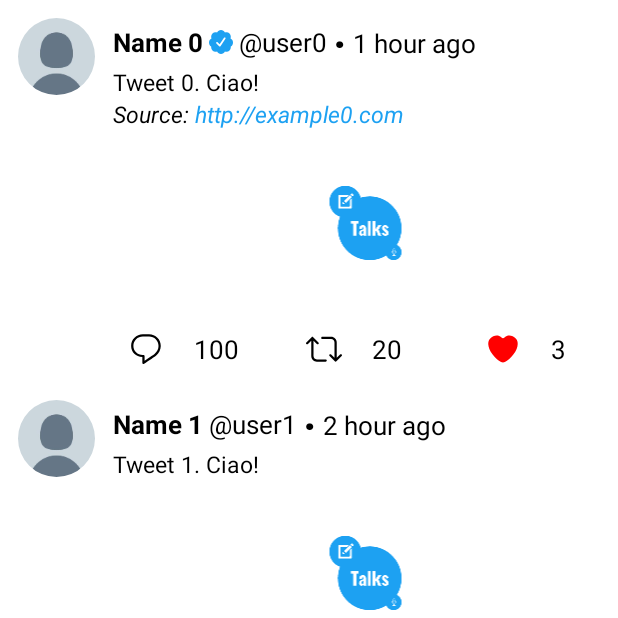
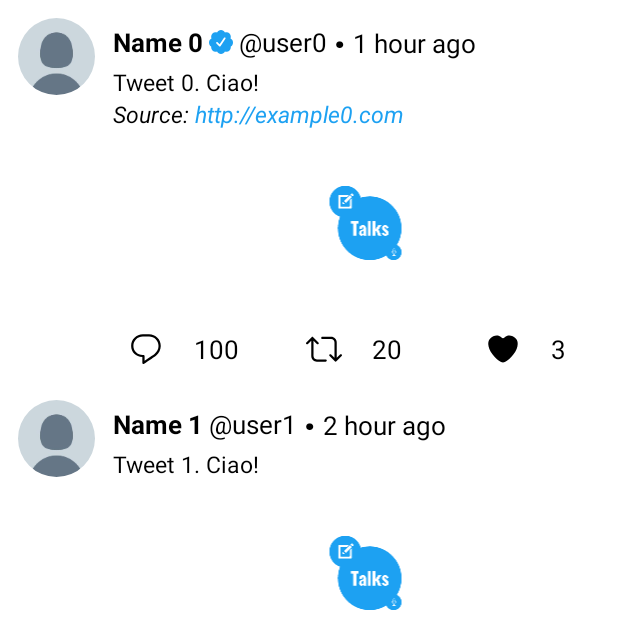
Before and after one commit to vellons/TwitterClone, an Android app: the Navigator screen opened directly, with no data from a screen before it, on a phone screen of 412 x 824 dp, the top half of it. Run offline under Robolectric (Android 15) with nearby library versions, the phone set to English and light mode, and no system bars; our stand-ins replace navigation-ui.

Commit message:
Fix icon button style

```diff
--- a/app/src/main/res/color/my_bottom_icon_color.xml
+++ b/app/src/main/res/color/my_bottom_icon_color.xml
@@ -1,5 +1,4 @@
 <?xml version="1.0" encoding="utf-8"?>
 <selector xmlns:android="http://schemas.android.com/apk/res/android">
-    <item android:state_checked="true" android:color="?colorPrimary" />
-    <item android:state_checked="false" android:color="?android:textColor"/>
+    <item android:color="?android:textColor" />
 </selector>
--- /dev/null
+++ b/app/src/main/res/color/my_bottom_nav_icon_color.xml
@@ -0,0 +1,5 @@
+<?xml version="1.0" encoding="utf-8"?>
+<selector xmlns:android="http://schemas.android.com/apk/res/android">
+    <item android:state_checked="true" android:color="?colorPrimary" />
+    <item android:state_checked="false" android:color="?android:textColor"/>
+</selector>
--- a/app/src/main/res/layout/activity_navigator.xml
+++ b/app/src/main/res/layout/activity_navigator.xml
@@ -37,7 +37,7 @@
         android:layout_marginStart="0dp"
         android:layout_marginEnd="0dp"
         android:background="?android:attr/windowBackground"
-        app:itemIconTint="@color/my_bottom_icon_color"
+        app:itemIconTint="@color/my_bottom_nav_icon_color"
         app:itemRippleColor="@color/primary"
         app:labelVisibilityMode="unlabeled"
         app:layout_constraintBottom_toBottomOf="parent"
--- a/app/src/main/res/layout/tweet.xml
+++ b/app/src/main/res/layout/tweet.xml
@@ -128,6 +128,7 @@
         android:background="@drawable/my_button_transparent"
         android:contentDescription="@string/comment"
         android:padding="10dp"
+        android:tint="@color/my_bottom_icon_color"
         android:tooltipText="@string/comment"
         app:layout_constraintEnd_toStartOf="@+id/imageButtonRetweet"
         app:layout_constraintHorizontal_bias="0.5"
@@ -154,6 +155,7 @@
         android:background="@drawable/my_button_transparent"
         android:contentDescription="@string/retweet"
         android:padding="10dp"
+        android:tint="@color/my_bottom_icon_color"
         android:tooltipText="@string/retweet"
         app:layout_constraintEnd_toStartOf="@+id/imageButtonLike"
         app:layout_constraintHorizontal_bias="0.5"
@@ -179,6 +181,7 @@
         android:background="@drawable/my_button_transparent"
         android:contentDescription="@string/like"
         android:padding="10dp"
+        android:tint="@color/my_bottom_icon_color"
         android:tooltipText="@string/like"
         app:layout_constraintEnd_toEndOf="parent"
         app:layout_constraintHorizontal_bias="0.5"
--- a/app/src/main/res/values/colors.xml
+++ b/app/src/main/res/values/colors.xml
@@ -8,4 +8,5 @@
     <color name="over_black">#3C3C3C</color>
     <color name="white">#FFFFFFFF</color>
     <color name="over_white">#E1E8ED</color>
+    <color name="like_color">#FF0000</color>
 </resources>
```
